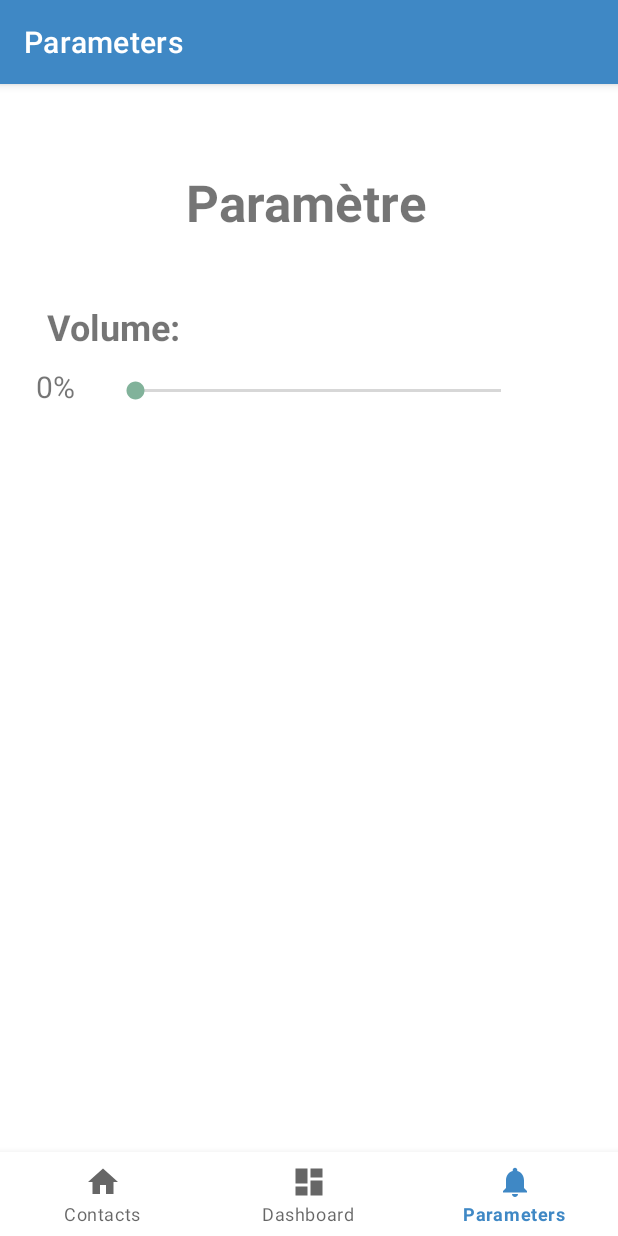
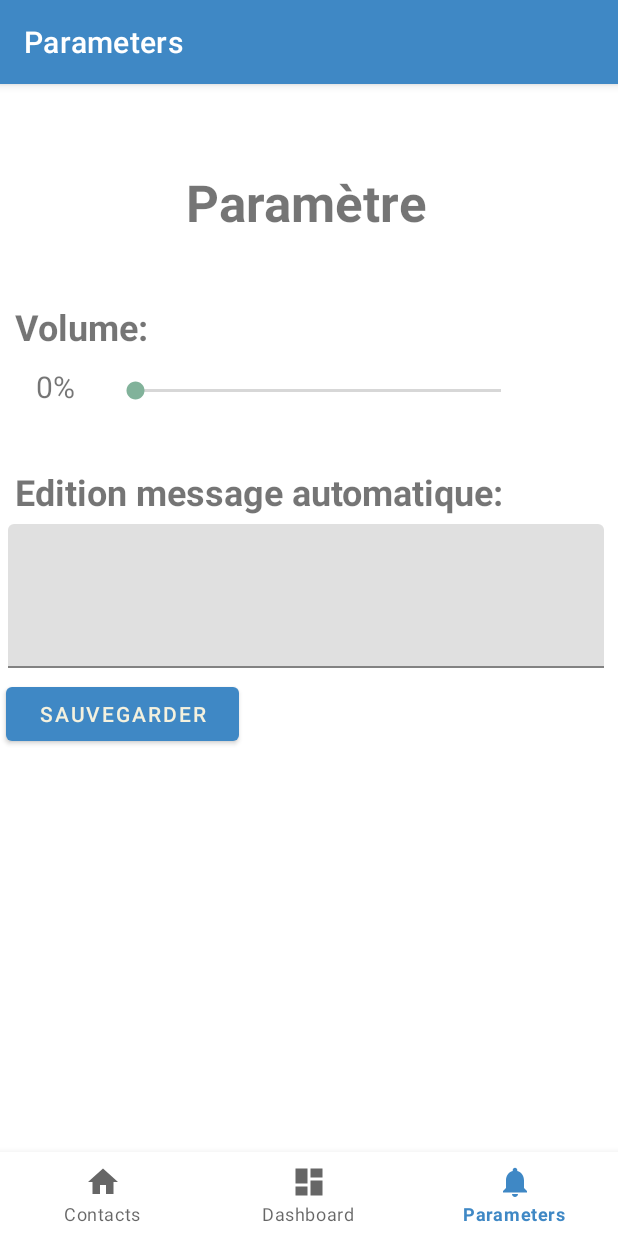
Before and after one commit to Eratosteme/ChiOuaOua, an Android app: the ParametersFragment screen opened through its navigation route, on a phone screen of 412 x 824 dp. Run offline under Robolectric (Android 15) with nearby library versions, the phone set to English and light mode, and no system bars; our stand-ins replace navigation-ui.

Commit message:
Edition Message

```diff
--- a/app/src/main/java/com/example/chiouaoua/ui/notifications/ParametersFragment.kt
+++ b/app/src/main/java/com/example/chiouaoua/ui/notifications/ParametersFragment.kt
@@ -1,50 +1,53 @@
 package com.example.chiouaoua.ui.notifications
 
+import android.content.Context
 import android.os.Bundle
 import android.view.LayoutInflater
 import android.view.View
 import android.view.ViewGroup
-import android.widget.SeekBar
+import android.widget.Toast
 import androidx.fragment.app.Fragment
-import androidx.lifecycle.ViewModelProvider
 import com.example.chiouaoua.databinding.FragmentParametersBinding
 
 class ParametersFragment : Fragment() {
 
     private var _binding: FragmentParametersBinding? = null
+    private val binding get() = _binding!!
 
-    // Cette propriété est uniquement valide entre onCreateView et onDestroyView
-    private val binding get() = _binding!!
+    // Clé pour identifier les données dans SharedPreferences
+    private val PREFERENCES_FILE_KEY = "com.example.chiouaoua.preferences"
+    private val MESSAGE_KEY = "saved_message"
 
     override fun onCreateView(
         inflater: LayoutInflater,
         container: ViewGroup?,
         savedInstanceState: Bundle?
     ): View {
-        val parametersViewModel =
-            ViewModelProvider(this).get(ParametersViewModel::class.java)
-
         _binding = FragmentParametersBinding.inflate(inflater, container, false)
         val root: View = binding.root
 
-        // Configuration de la SeekBar
-        val volumeBar = binding.volumebar
-        val percentageVolume = binding.porcentagevolume
+        // Charger le texte sauvegardé depuis SharedPreferences
+        val sharedPreferences = requireContext().getSharedPreferences(PREFERENCES_FILE_KEY, Context.MODE_PRIVATE)
+        val savedMessage = sharedPreferences.getString(MESSAGE_KEY, "")
+        binding.MessageEdit.setText(savedMessage) // Met à jour le champ avec le texte sauvegardé
 
-        volumeBar.setOnSeekBarChangeListener(object : SeekBar.OnSeekBarChangeListener {
-            override fun onProgressChanged(seekBar: SeekBar?, progress: Int, fromUser: Boolean) {
-                // Met à jour dynamiquement le pourcentage
-                percentageVolume.text = "$progress%"
+        // Bouton Sauvegarder
+        binding.SaveEditMessage.setOnClickListener {
+            val newMessage = binding.MessageEdit.text.toString()
+
+            if (newMessage.isNotBlank()) {
+                // Sauvegarde du message dans SharedPreferences
+                with(sharedPreferences.edit()) {
+                    putString(MESSAGE_KEY, newMessage)
+                    apply()
+                }
+                // Feedback utilisateur
+                Toast.makeText(requireContext(), "Message sauvegardé !", Toast.LENGTH_SHORT).show()
+            } else {
+                // Si le champ est vide, afficher un avertissement
+                Toast.makeText(requireContext(), "Le champ ne peut pas être vide.", Toast.LENGTH_SHORT).show()
             }
-
-            override fun onStartTrackingTouch(seekBar: SeekBar?) {
-                // Optionnel
-            }
-
-            override fun onStopTrackingTouch(seekBar: SeekBar?) {
-                // Optionnel
-            }
-        })
+        }
 
         return root
     }
--- a/app/src/main/res/layout/fragment_parameters.xml
+++ b/app/src/main/res/layout/fragment_parameters.xml
@@ -29,14 +29,15 @@
             android:id="@+id/textView"
             android:layout_width="157dp"
             android:layout_height="wrap_content"
+            android:layout_marginStart="10dp"
             android:text="Volume: "
-            android:textAlignment="center"
+            android:textAlignment="textStart"
             android:textSize="24sp"
             android:textStyle="normal|bold" />
 
         <LinearLayout
             android:layout_width="match_parent"
-            android:layout_height="match_parent"
+            android:layout_height="37dp"
             android:layout_marginTop="10dp"
             android:orientation="horizontal">
 
@@ -54,6 +55,37 @@
                 android:layout_height="34dp" />
         </LinearLayout>
 
+        <TextView
+            android:id="@+id/MessageParametre"
+            android:layout_width="match_parent"
+            android:layout_height="wrap_content"
+            android:layout_marginStart="10dp"
+            android:layout_marginTop="30dp"
+            android:text="Edition message automatique:"
+            android:textSize="24sp"
+            android:textStyle="bold" />
+
+        <com.google.android.material.textfield.TextInputLayout
+            android:id="@+id/LayoutEditMessage"
+            android:layout_width="match_parent"
+            android:layout_height="104dp">
+
+            <com.google.android.material.textfield.TextInputEditText
+                android:id="@+id/MessageEdit"
+                android:layout_width="match_parent"
+                android:layout_height="96dp"
+                android:layout_margin="5dp"
+                android:layout_marginStart="5dp"
+                android:text="Chute potentiel déctecté! Vérification requise." />
+        </com.google.android.material.textfield.TextInputLayout>
+
+        <Button
+            android:id="@+id/SaveEditMessage"
+            android:layout_width="155dp"
+            android:layout_height="wrap_content"
+            android:layout_margin="4dp"
+            android:text="Sauvegarder" />
+
     </LinearLayout>
 
 
```
